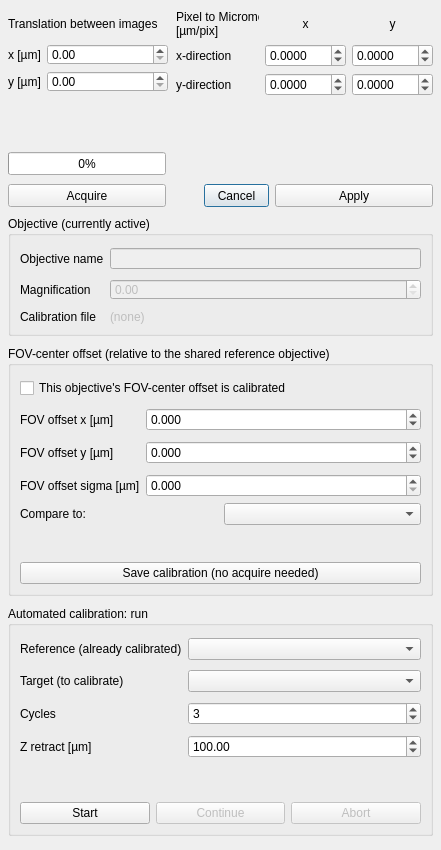
Qt form BrillouinAcquisition/src/gui/ScaleCalibrationDialog.ui (nik-liegroup/BrillouinAcquisition) before a commit.
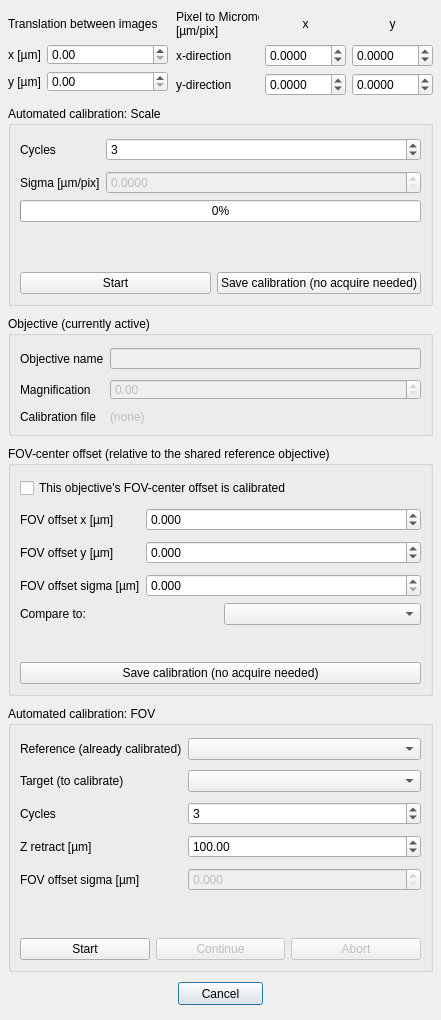
The same form after that commit.

What changed in the file:
```diff
--- a/BrillouinAcquisition/src/gui/ScaleCalibrationDialog.ui
+++ b/BrillouinAcquisition/src/gui/ScaleCalibrationDialog.ui
@@ -7,7 +7,7 @@
     <x>0</x>
     <y>0</y>
     <width>441</width>
-    <height>850</height>
+    <height>1020</height>
    </rect>
   </property>
   <property name="windowTitle">
@@ -16,9 +16,9 @@
   <widget class="QPushButton" name="button_cancel">
    <property name="geometry">
     <rect>
-     <x>204</x>
-     <y>184</y>
-     <width>65</width>
+     <x>178</x>
+     <y>982</y>
+     <width>85</width>
      <height>23</height>
     </rect>
    </property>
@@ -26,19 +26,6 @@
     <string>Cancel</string>
    </property>
   </widget>
-  <widget class="QPushButton" name="button_apply">
-   <property name="geometry">
-    <rect>
-     <x>275</x>
-     <y>184</y>
-     <width>158</width>
-     <height>23</height>
-    </rect>
-   </property>
-   <property name="text">
-    <string>Apply</string>
-   </property>
-  </widget>
   <widget class="QWidget" name="verticalLayoutWidget">
    <property name="geometry">
     <rect>
@@ -272,40 +259,135 @@
     </item>
    </layout>
   </widget>
-  <widget class="QPushButton" name="button_acquire">
+  <widget class="QGroupBox" name="scaleCalibrationCycleGroupBox">
    <property name="geometry">
     <rect>
      <x>8</x>
-     <y>184</y>
-     <width>158</width>
-     <height>23</height>
+     <y>106</y>
+     <width>425</width>
+     <height>200</height>
     </rect>
    </property>
-   <property name="text">
-    <string>Acquire</string>
+   <property name="title">
+    <string>Automated calibration: Scale</string>
    </property>
-  </widget>
-  <widget class="QProgressBar" name="progress">
-   <property name="geometry">
-    <rect>
-     <x>8</x>
-     <y>152</y>
-     <width>158</width>
-     <height>23</height>
-    </rect>
-   </property>
-   <property name="value">
-    <number>0</number>
-   </property>
-   <property name="alignment">
-    <set>Qt::AlignLeading|Qt::AlignLeft|Qt::AlignVCenter</set>
-   </property>
+   <layout class="QVBoxLayout" name="scaleCalibrationCycleVerticalLayout">
+    <property name="spacing">
+     <number>6</number>
+    </property>
+    <property name="leftMargin">
+     <number>9</number>
+    </property>
+    <property name="topMargin">
+     <number>12</number>
+    </property>
+    <property name="rightMargin">
+     <number>9</number>
+    </property>
+    <property name="bottomMargin">
+     <number>9</number>
+    </property>
+    <item>
+     <layout class="QFormLayout" name="scaleCalibrationCycleFormLayout">
+      <property name="verticalSpacing">
+       <number>10</number>
+      </property>
+      <property name="horizontalSpacing">
+       <number>6</number>
+      </property>
+      <item row="0" column="0">
+       <widget class="QLabel" name="scaleCyclesSpinBox_label">
+        <property name="text">
+         <string>Cycles</string>
+        </property>
+       </widget>
+      </item>
+      <item row="0" column="1">
+       <widget class="QSpinBox" name="scaleCyclesSpinBox">
+        <property name="minimum">
+         <number>1</number>
+        </property>
+        <property name="maximum">
+         <number>100</number>
+        </property>
+        <property name="value">
+         <number>3</number>
+        </property>
+       </widget>
+      </item>
+      <item row="1" column="0">
+       <widget class="QLabel" name="scaleCalibrationSigma_label">
+        <property name="text">
+         <string>Sigma [µm/pix]</string>
+        </property>
+       </widget>
+      </item>
+      <item row="1" column="1">
+       <widget class="QDoubleSpinBox" name="scaleCalibrationSigma">
+        <property name="enabled">
+         <bool>false</bool>
+        </property>
+        <property name="decimals">
+         <number>4</number>
+        </property>
+        <property name="minimum">
+         <double>0.000000000000000</double>
+        </property>
+        <property name="maximum">
+         <double>100000.000000000000000</double>
+        </property>
+       </widget>
+      </item>
+     </layout>
+    </item>
+    <item>
+     <widget class="QProgressBar" name="progress">
+      <property name="value">
+       <number>0</number>
+      </property>
+      <property name="alignment">
+       <set>Qt::AlignLeading|Qt::AlignLeft|Qt::AlignVCenter</set>
+      </property>
+     </widget>
+    </item>
+    <item>
+     <widget class="QLabel" name="scaleCalibrationCycleStatusLabel">
+      <property name="text">
+       <string/>
+      </property>
+      <property name="wordWrap">
+       <bool>true</bool>
+      </property>
+     </widget>
+    </item>
+    <item>
+     <layout class="QHBoxLayout" name="scaleCalibrationCycleButtonLayout">
+      <property name="spacing">
+       <number>6</number>
+      </property>
+      <item>
+       <widget class="QPushButton" name="button_acquire">
+        <property name="text">
+         <string>Start</string>
+        </property>
+       </widget>
+      </item>
+      <item>
+       <widget class="QPushButton" name="button_saveScale">
+        <property name="text">
+         <string>Save calibration (no acquire needed)</string>
+        </property>
+       </widget>
+      </item>
+     </layout>
+    </item>
+   </layout>
   </widget>
   <widget class="QGroupBox" name="objectiveGroupBox">
    <property name="geometry">
     <rect>
      <x>8</x>
-     <y>216</y>
+     <y>316</y>
      <width>425</width>
      <height>120</height>
     </rect>
@@ -389,7 +471,7 @@
    <property name="geometry">
     <rect>
      <x>8</x>
-     <y>346</y>
+     <y>446</y>
      <width>425</width>
      <height>250</height>
     </rect>
@@ -530,13 +612,13 @@
    <property name="geometry">
     <rect>
      <x>8</x>
-     <y>606</y>
+     <y>706</y>
      <width>425</width>
-     <height>230</height>
+     <height>266</height>
     </rect>
    </property>
    <property name="title">
-    <string>Automated calibration: run</string>
+    <string>Automated calibration: FOV</string>
    </property>
    <layout class="QVBoxLayout" name="objectiveCycleVerticalLayout">
     <property name="spacing">
@@ -625,6 +707,29 @@
         </property>
        </widget>
       </item>
+      <item row="4" column="0">
+       <widget class="QLabel" name="objectiveCycleFovOffsetSigma_label">
+        <property name="text">
+         <string>FOV offset sigma [µm]</string>
+        </property>
+       </widget>
+      </item>
+      <item row="4" column="1">
+       <widget class="QDoubleSpinBox" name="objectiveCycleFovOffsetSigma">
+        <property name="enabled">
+         <bool>false</bool>
+        </property>
+        <property name="decimals">
+         <number>3</number>
+        </property>
+        <property name="minimum">
+         <double>0.000000000000000</double>
+        </property>
+        <property name="maximum">
+         <double>100000.000000000000000</double>
+        </property>
+       </widget>
+      </item>
      </layout>
     </item>
     <item>
```
Left out of the diff: 3 changed lines with no effect on the pictures.
